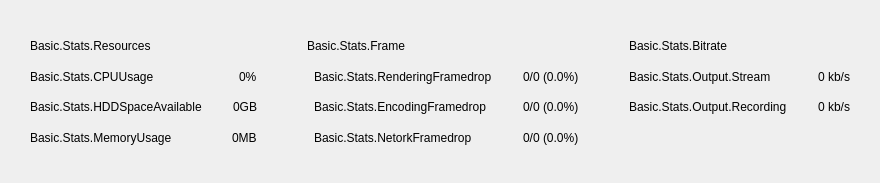
Qt form src/prism/main/forms/PLSBasicStats.ui (naver/prism-live-studio) before a commit.
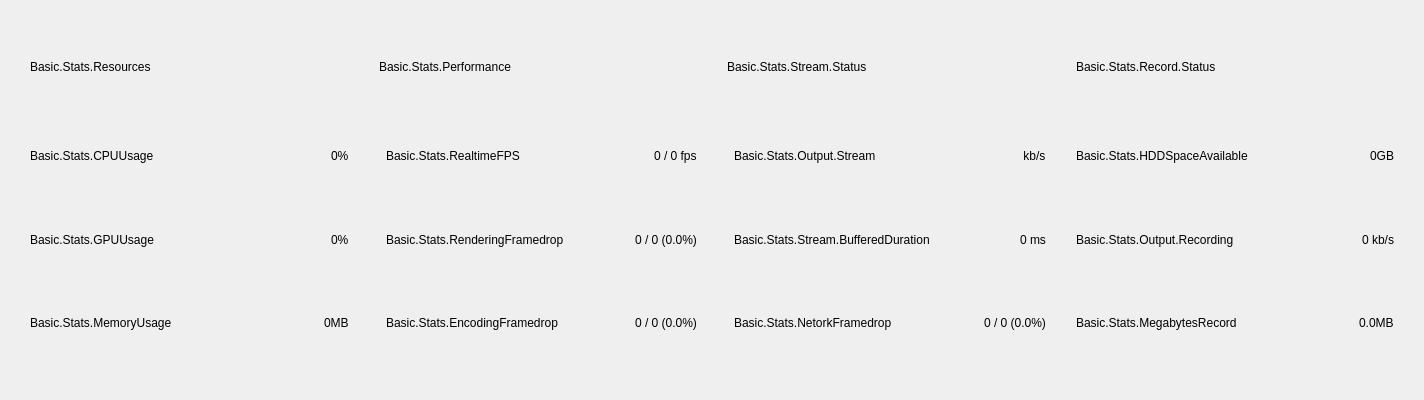
The same form after that commit.

```diff
--- a/src/prism/main/forms/PLSBasicStats.ui
+++ b/src/prism/main/forms/PLSBasicStats.ui
@@ -6,8 +6,8 @@
    <rect>
     <x>0</x>
     <y>0</y>
-    <width>880</width>
-    <height>183</height>
+    <width>1424</width>
+    <height>400</height>
    </rect>
   </property>
   <property name="windowTitle">
@@ -24,36 +24,65 @@
     <number>30</number>
    </property>
    <property name="bottomMargin">
-    <number>30</number>
+    <number>35</number>
    </property>
    <property name="horizontalSpacing">
-    <number>50</number>
+    <number>30</number>
    </property>
    <property name="verticalSpacing">
     <number>0</number>
    </property>
-   <item row="0" column="0">
-    <widget class="QLabel" name="resourcesHdr">
-     <property name="text">
-      <string>Basic.Stats.Resources</string>
+   <item row="5" column="0">
+    <layout class="QHBoxLayout" name="horizontalLayout_2">
+     <property name="spacing">
+      <number>0</number>
      </property>
-    </widget>
+     <item>
+      <widget class="QLabel" name="memoryUsageLabel">
+       <property name="text">
+        <string>Basic.Stats.MemoryUsage</string>
+       </property>
+      </widget>
+     </item>
+     <item>
+      <spacer name="horizontalSpacer_14">
+       <property name="orientation">
+        <enum>Qt::Horizontal</enum>
+       </property>
+       <property name="sizeType">
+        <enum>QSizePolicy::Minimum</enum>
+       </property>
+       <property name="sizeHint" stdset="0">
+        <size>
+         <width>10</width>
+         <height>20</height>
+        </size>
+       </property>
+      </spacer>
+     </item>
+     <item>
+      <spacer name="horizontalSpacer_6">
+       <property name="orientation">
+        <enum>Qt::Horizontal</enum>
+       </property>
+       <property name="sizeHint" stdset="0">
+        <size>
+         <width>0</width>
+         <height>20</height>
+        </size>
+       </property>
+      </spacer>
+     </item>
+     <item>
+      <widget class="QLabel" name="memoryUsage">
+       <property name="text">
+        <string>0MB</string>
+       </property>
+      </widget>
+     </item>
+    </layout>
    </item>
-   <item row="0" column="1">
-    <widget class="QLabel" name="frameHdr">
-     <property name="text">
-      <string>Basic.Stats.Frame</string>
-     </property>
-    </widget>
-   </item>
-   <item row="0" column="2">
-    <widget class="QLabel" name="bitrateHdr">
-     <property name="text">
-      <string>Basic.Stats.Bitrate</string>
-     </property>
-    </widget>
-   </item>
-   <item row="1" column="0">
+   <item row="3" column="0">
     <layout class="QHBoxLayout" name="horizontalLayout_4">
      <property name="spacing">
       <number>0</number>
@@ -65,6 +94,22 @@
        </property>
       </widget>
      </item>
+     <item>
+      <spacer name="horizontalSpacer_13">
+       <property name="orientation">
+        <enum>Qt::Horizontal</enum>
+       </property>
+       <property name="sizeType">
+        <enum>QSizePolicy::Minimum</enum>
+       </property>
+       <property name="sizeHint" stdset="0">
+        <size>
+         <width>10</width>
+         <height>20</height>
+        </size>
+       </property>
+      </spacer>
+     </item>
      <item>
       <spacer name="horizontalSpacer_4">
        <property name="orientation">
@@ -72,7 +117,7 @@
        </property>
        <property name="sizeHint" stdset="0">
         <size>
-         <width>40</width>
+         <width>0</width>
          <height>20</height>
         </size>
        </property>
@@ -87,8 +132,209 @@
      </item>
     </layout>
    </item>
+   <item row="4" column="2">
+    <layout class="QHBoxLayout" name="horizontalLayout_12">
+     <property name="spacing">
+      <number>0</number>
+     </property>
+     <item>
+      <widget class="QLabel" name="bufferedDurationState">
+       <property name="text">
+        <string/>
+       </property>
+      </widget>
+     </item>
+     <item>
+      <widget class="QLabel" name="bufferedDurationLabel">
+       <property name="text">
+        <string>Basic.Stats.Stream.BufferedDuration</string>
+       </property>
+       <property name="active" stdset="0">
+        <bool>false</bool>
+       </property>
+      </widget>
+     </item>
+     <item>
+      <spacer name="horizontalSpacer_19">
+       <property name="orientation">
+        <enum>Qt::Horizontal</enum>
+       </property>
+       <property name="sizeType">
+        <enum>QSizePolicy::Minimum</enum>
+       </property>
+       <property name="sizeHint" stdset="0">
+        <size>
+         <width>10</width>
+         <height>20</height>
+        </size>
+       </property>
+      </spacer>
+     </item>
+     <item>
+      <spacer name="horizontalSpacer_12">
+       <property name="orientation">
+        <enum>Qt::Horizontal</enum>
+       </property>
+       <property name="sizeHint" stdset="0">
+        <size>
+         <width>0</width>
+         <height>20</height>
+        </size>
+       </property>
+      </spacer>
+     </item>
+     <item>
+      <widget class="QLabel" name="bufferedDuration">
+       <property name="text">
+        <string>0 ms</string>
+       </property>
+      </widget>
+     </item>
+    </layout>
+   </item>
+   <item row="1" column="2">
+    <widget class="QWidget" name="widget_2" native="true">
+     <layout class="QVBoxLayout" name="verticalLayout_4">
+      <property name="spacing">
+       <number>0</number>
+      </property>
+      <property name="leftMargin">
+       <number>0</number>
+      </property>
+      <property name="topMargin">
+       <number>0</number>
+      </property>
+      <property name="rightMargin">
+       <number>0</number>
+      </property>
+      <property name="bottomMargin">
+       <number>10</number>
+      </property>
+      <item>
+       <widget class="QLabel" name="streamHdr">
+        <property name="text">
+         <string>Basic.Stats.Stream.Status</string>
+        </property>
+       </widget>
+      </item>
+     </layout>
+    </widget>
+   </item>
+   <item row="1" column="3">
+    <widget class="QWidget" name="widget_3" native="true">
+     <layout class="QVBoxLayout" name="verticalLayout_3">
+      <property name="spacing">
+       <number>0</number>
+      </property>
+      <property name="leftMargin">
+       <number>0</number>
+      </property>
+      <property name="topMargin">
+       <number>0</number>
+      </property>
+      <property name="rightMargin">
+       <number>0</number>
+      </property>
+      <property name="bottomMargin">
+       <number>10</number>
+      </property>
+      <item>
+       <widget class="QLabel" name="recordHdr">
+        <property name="text">
+         <string>Basic.Stats.Record.Status</string>
+        </property>
+       </widget>
+      </item>
+     </layout>
+    </widget>
+   </item>
+   <item row="5" column="1">
+    <layout class="QHBoxLayout" name="horizontalLayout_10">
+     <property name="spacing">
+      <number>0</number>
+     </property>
+     <item>
+      <widget class="QLabel" name="encodingFramedropState">
+       <property name="text">
+        <string/>
+       </property>
+      </widget>
+     </item>
+     <item>
+      <widget class="QLabel" name="encodingFramedropLabel">
+       <property name="text">
+        <string>Basic.Stats.EncodingFramedrop</string>
+       </property>
+      </widget>
+     </item>
+     <item>
+      <spacer name="horizontalSpacer_17">
+       <property name="orientation">
+        <enum>Qt::Horizontal</enum>
+       </property>
+       <property name="sizeType">
+        <enum>QSizePolicy::Minimum</enum>
+       </property>
+       <property name="sizeHint" stdset="0">
+        <size>
+         <width>10</width>
+         <height>20</height>
+        </size>
+       </property>
+      </spacer>
+     </item>
+     <item>
+      <spacer name="horizontalSpacer_10">
+       <property name="orientation">
+        <enum>Qt::Horizontal</enum>
+       </property>
+       <property name="sizeHint" stdset="0">
+        <size>
+         <width>0</width>
+         <height>20</height>
+        </size>
+       </property>
+      </spacer>
+     </item>
+     <item>
+      <widget class="QLabel" name="encodingFramedrop">
+       <property name="text">
+        <string>0 / 0 (0.0%)</string>
+       </property>
+      </widget>
+     </item>
+    </layout>
+   </item>
    <item row="1" column="1">
-    <layout class="QHBoxLayout" name="horizontalLayout_3">
+    <widget class="QWidget" name="widget" native="true">
+     <layout class="QVBoxLayout" name="verticalLayout_2">
+      <property name="spacing">
+       <number>0</number>
+      </property>
+      <property name="leftMargin">
+       <number>0</number>
+      </property>
+      <property name="topMargin">
+       <number>0</number>
+      </property>
+      <property name="rightMargin">
+       <number>0</number>
+      </property>
+      <property name="bottomMargin">
+       <number>10</number>
+      </property>
+      <item>
+       <widget class="QLabel" name="performanceHdr">
+        <property name="text">
+         <string>Basic.Stats.Performance</string>
+        </property>
+       </widget>
+      </item>
+     </layout>
+    </widget>
+   </item>
+   <item row="4" column="1">
+    <layout class="QHBoxLayout" name="horizontalLayout_5">
      <property name="spacing">
       <number>0</number>
      </property>
@@ -107,13 +353,29 @@
       </widget>
      </item>
      <item>
-      <spacer name="horizontalSpacer">
+      <spacer name="horizontalSpacer_16">
        <property name="orientation">
         <enum>Qt::Horizontal</enum>
        </property>
+       <property name="sizeType">
+        <enum>QSizePolicy::Minimum</enum>
+       </property>
        <property name="sizeHint" stdset="0">
         <size>
-         <width>40</width>
+         <width>10</width>
+         <height>20</height>
+        </size>
+       </property>
+      </spacer>
+     </item>
+     <item>
+      <spacer name="horizontalSpacer_2">
+       <property name="orientation">
+        <enum>Qt::Horizontal</enum>
+       </property>
+       <property name="sizeHint" stdset="0">
+        <size>
+         <width>0</width>
          <height>20</height>
         </size>
        </property>
@@ -122,17 +384,141 @@
      <item>
       <widget class="QLabel" name="renderingFramedrop">
        <property name="text">
-        <string>0/0 (0.0%)</string>
+        <string>0 / 0 (0.0%)</string>
        </property>
       </widget>
      </item>
     </layout>
    </item>
-   <item row="1" column="2">
-    <layout class="QHBoxLayout" name="horizontalLayout_8">
+   <item row="3" column="1">
+    <layout class="QHBoxLayout" name="horizontalLayout_3">
      <property name="spacing">
       <number>0</number>
      </property>
+     <item>
+      <widget class="QLabel" name="realtimeFramerateState">
+       <property name="text">
+        <string/>
+       </property>
+      </widget>
+     </item>
+     <item>
+      <widget class="QLabel" name="realtimeFramerateLabel">
+       <property name="text">
+        <string>Basic.Stats.RealtimeFPS</string>
+       </property>
+      </widget>
+     </item>
+     <item>
+      <spacer name="horizontalSpacer_15">
+       <property name="orientation">
+        <enum>Qt::Horizontal</enum>
+       </property>
+       <property name="sizeType">
+        <enum>QSizePolicy::Minimum</enum>
+       </property>
+       <property name="sizeHint" stdset="0">
+        <size>
+         <width>10</width>
+         <height>20</height>
+        </size>
+       </property>
+      </spacer>
+     </item>
+     <item>
+      <spacer name="horizontalSpacer">
+       <property name="orientation">
+        <enum>Qt::Horizontal</enum>
+       </property>
+       <property name="sizeHint" stdset="0">
+        <size>
+         <width>0</width>
+         <height>20</height>
+        </size>
+       </property>
+      </spacer>
+     </item>
+     <item>
+      <widget class="QLabel" name="realtimeFramerate">
+       <property name="text">
+        <string>0 / 0 fps</string>
+       </property>
+      </widget>
+     </item>
+    </layout>
+   </item>
+   <item row="5" column="2">
+    <layout class="QHBoxLayout" name="horizontalLayout_6">
+     <property name="spacing">
+      <number>0</number>
+     </property>
+     <item>
+      <widget class="QLabel" name="networkFramedropState">
+       <property name="text">
+        <string/>
+       </property>
+      </widget>
+     </item>
+     <item>
+      <widget class="QLabel" name="networkFramedropLabel">
+       <property name="text">
+        <string>Basic.Stats.NetorkFramedrop</string>
+       </property>
+       <property name="active" stdset="0">
+        <bool>false</bool>
+       </property>
+      </widget>
+     </item>
+     <item>
+      <spacer name="horizontalSpacer_3">
+       <property name="orientation">
+        <enum>Qt::Horizontal</enum>
+       </property>
+       <property name="sizeHint" stdset="0">
+        <size>
+         <width>0</width>
+         <height>20</height>
+        </size>
+       </property>
+      </spacer>
+     </item>
+     <item>
+      <spacer name="horizontalSpacer_20">
+       <property name="orientation">
+        <enum>Qt::Horizontal</enum>
+       </property>
+       <property name="sizeType">
+        <enum>QSizePolicy::Minimum</enum>
+       </property>
+       <property name="sizeHint" stdset="0">
+        <size>
+         <width>10</width>
+         <height>20</height>
+        </size>
+       </property>
+      </spacer>
+     </item>
+     <item>
+      <widget class="QLabel" name="networkFramedrop">
+       <property name="text">
+        <string>0 / 0 (0.0%)</string>
+       </property>
+      </widget>
+     </item>
+    </layout>
+   </item>
+   <item row="3" column="2">
+    <layout class="QHBoxLayout" name="horizontalLayout_9">
+     <property name="spacing">
+      <number>0</number>
+     </property>
+     <item>
+      <widget class="QLabel" name="streamBitrateState">
+       <property name="text">
+        <string/>
+       </property>
+      </widget>
+     </item>
      <item>
       <widget class="QLabel" name="streamBitrateLabel">
        <property name="text">
@@ -144,28 +530,199 @@
       </widget>
      </item>
      <item>
-      <spacer name="horizontalSpacer_7">
+      <spacer name="horizontalSpacer_18">
        <property name="orientation">
         <enum>Qt::Horizontal</enum>
        </property>
+       <property name="sizeType">
+        <enum>QSizePolicy::Minimum</enum>
+       </property>
        <property name="sizeHint" stdset="0">
         <size>
-         <width>40</width>
+         <width>10</width>
          <height>20</height>
         </size>
        </property>
       </spacer>
      </item>
+     <item>
+      <spacer name="horizontalSpacer_9">
+       <property name="orientation">
+        <enum>Qt::Horizontal</enum>
+       </property>
+       <property name="sizeHint" stdset="0">
+        <size>
+         <width>0</width>
+         <height>20</height>
+        </size>
+       </property>
+      </spacer>
+     </item>
+     <item>
+      <widget class="QLabel" name="realtimeBitrate">
+       <property name="text">
+        <string/>
+       </property>
+      </widget>
+     </item>
+     <item>
+      <widget class="QLabel" name="dynamicBitrate">
+       <property name="text">
+        <string/>
+       </property>
+      </widget>
+     </item>
+     <item>
+      <widget class="QLabel" name="desiredBitrate">
+       <property name="text">
+        <string/>
+       </property>
+      </widget>
+     </item>
      <item>
       <widget class="QLabel" name="streamBitrate">
        <property name="text">
+        <string> kb/s</string>
+       </property>
+      </widget>
+     </item>
+    </layout>
+   </item>
+   <item row="1" column="0">
+    <widget class="QWidget" name="widget_4" native="true">
+     <layout class="QVBoxLayout" name="verticalLayout">
+      <property name="spacing">
+       <number>0</number>
+      </property>
+      <property name="leftMargin">
+       <number>0</number>
+      </property>
+      <property name="topMargin">
+       <number>0</number>
+      </property>
+      <property name="rightMargin">
+       <number>0</number>
+      </property>
+      <property name="bottomMargin">
+       <number>10</number>
+      </property>
+      <item>
+       <widget class="QLabel" name="resourcesHdr">
+        <property name="text">
+         <string>Basic.Stats.Resources</string>
+        </property>
+       </widget>
+      </item>
+     </layout>
+    </widget>
+   </item>
+   <item row="5" column="3">
+    <layout class="QHBoxLayout" name="horizontalLayout_8">
+     <property name="spacing">
+      <number>0</number>
+     </property>
+     <item>
+      <widget class="QLabel" name="recordedMegabytesLabel">
+       <property name="text">
+        <string>Basic.Stats.MegabytesRecord</string>
+       </property>
+       <property name="active" stdset="0">
+        <bool>false</bool>
+       </property>
+      </widget>
+     </item>
+     <item>
+      <spacer name="horizontalSpacer_7">
+       <property name="orientation">
+        <enum>Qt::Horizontal</enum>
+       </property>
+       <property name="sizeHint" stdset="0">
+        <size>
+         <width>0</width>
+         <height>20</height>
+        </size>
+       </property>
+      </spacer>
+     </item>
+     <item>
+      <spacer name="horizontalSpacer_22">
+       <property name="orientation">
+        <enum>Qt::Horizontal</enum>
+       </property>
+       <property name="sizeType">
+        <enum>QSizePolicy::Minimum</enum>
+       </property>
+       <property name="sizeHint" stdset="0">
+        <size>
+         <width>10</width>
+         <height>20</height>
+        </size>
+       </property>
+      </spacer>
+     </item>
+     <item>
+      <widget class="QLabel" name="recordedMegabytes">
+       <property name="text">
+        <string>0.0MB</string>
+       </property>
+      </widget>
+     </item>
+    </layout>
+   </item>
+   <item row="4" column="3">
+    <layout class="QHBoxLayout" name="horizontalLayout_7">
+     <property name="spacing">
+      <number>0</number>
+     </property>
+     <item>
+      <widget class="QLabel" name="recordingBitrateLabel">
+       <property name="text">
+        <string>Basic.Stats.Output.Recording</string>
+       </property>
+       <property name="active" stdset="0">
+        <bool>false</bool>
+       </property>
+      </widget>
+     </item>
+     <item>
+      <spacer name="horizontalSpacer_8">
+       <property name="orientation">
+        <enum>Qt::Horizontal</enum>
+       </property>
+       <property name="sizeHint" stdset="0">
+        <size>
+         <width>0</width>
+         <height>20</height>
+        </size>
+       </property>
+      </spacer>
+     </item>
+     <item>
+      <spacer name="horizontalSpacer_21">
+       <property name="orientation">
+        <enum>Qt::Horizontal</enum>
+       </property>
+       <property name="sizeType">
+        <enum>QSizePolicy::Minimum</enum>
+       </property>
+       <property name="sizeHint" stdset="0">
+        <size>
+         <width>10</width>
+         <height>20</height>
+        </size>
+       </property>
+      </spacer>
+     </item>
+     <item>
+      <widget class="QLabel" name="recordingBitrate">
+       <property name="text">
         <string>0 kb/s</string>
        </property>
       </widget>
      </item>
     </layout>
    </item>
-   <item row="2" column="0">
+   <item row="3" column="3">
     <layout class="QHBoxLayout" name="horizontalLayout">
      <property name="spacing">
       <number>0</number>
@@ -177,14 +734,30 @@
        </property>
       </widget>
      </item>
+     <item>
+      <spacer name="horizontalSpacer_11">
+       <property name="orientation">
+        <enum>Qt::Horizontal</enum>
+       </property>
+       <property name="sizeHint" stdset="0">
+        <size>
+         <width>0</width>
+         <height>20</height>
+        </size>
+       </property>
+      </spacer>
+     </item>
      <item>
       <spacer name="horizontalSpacer_5">
        <property name="orientation">
         <enum>Qt::Horizontal</enum>
        </property>
+       <property name="sizeType">
+        <enum>QSizePolicy::Minimum</enum>
+       </property>
        <property name="sizeHint" stdset="0">
         <size>
-         <width>40</width>
+         <width>10</width>
          <height>20</height>
         </size>
        </property>
@@ -199,157 +772,51 @@
      </item>
     </layout>
    </item>
-   <item row="2" column="1">
-    <layout class="QHBoxLayout" name="horizontalLayout_5">
+   <item row="4" column="0">
+    <layout class="QHBoxLayout" name="horizontalLayout_11">
      <property name="spacing">
       <number>0</number>
      </property>
      <item>
-      <widget class="QLabel" name="encodingFramedropState">
+      <widget class="QLabel" name="gpuUsageLabel">
        <property name="text">
-        <string/>
+        <string>Basic.Stats.GPUUsage</string>
        </property>
       </widget>
      </item>
      <item>
-      <widget class="QLabel" name="encodingFramedropLabel">
-       <property name="text">
-        <string>Basic.Stats.EncodingFramedrop</string>
-       </property>
-      </widget>
-     </item>
-     <item>
-      <spacer name="horizontalSpacer_2">
+      <spacer name="horizontalSpacer_23">
        <property name="orientation">
         <enum>Qt::Horizontal</enum>
        </property>
-       <property name="sizeHint" stdset="0">
-        <size>
-         <width>40</width>
-         <height>20</height>
-        </size>
+       <property name="sizeType">
+        <enum>QSizePolicy::Minimum</enum>
        </property>
-      </spacer>
-     </item>
-     <item>
-      <widget class="QLabel" name="encodingFramedrop">
-       <property name="text">
-        <string>0/0 (0.0%)</string>
-       </property>
-      </widget>
-     </item>
-    </layout>
-   </item>
-   <item row="2" column="2">
-    <layout class="QHBoxLayout" name="horizontalLayout_7">
-     <property name="spacing">
-      <number>0</number>
-     </property>
-     <item>
-      <widget class="QLabel" name="recordingBitrateLabel">
-       <property name="text">
-        <string>Basic.Stats.Output.Recording</string>
-       </property>
-       <property name="active" stdset="0">
-        <bool>false</bool>
-       </property>
-      </widget>
-     </item>
-     <item>
-      <spacer name="horizontalSpacer_8">
-       <property name="orientation">
-        <enum>Qt::Horizontal</enum>
-       </property>
        <property name="sizeHint" stdset="0">
         <size>
-         <width>40</width>
+         <width>10</width>
          <height>20</height>
         </size>
        </property>
       </spacer>
      </item>
      <item>
-      <widget class="QLabel" name="recordingBitrate">
-       <property name="text">
-        <string>0 kb/s</string>
-       </property>
-      </widget>
-     </item>
-    </layout>
-   </item>
-   <item row="3" column="0">
-    <layout class="QHBoxLayout" name="horizontalLayout_2">
-     <property name="spacing">
-      <number>0</number>
-     </property>
-     <item>
-      <widget class="QLabel" name="memoryUsageLabel">
-       <property name="text">
-        <string>Basic.Stats.MemoryUsage</string>
-       </property>
-      </widget>
-     </item>
-     <item>
-      <spacer name="horizontalSpacer_6">
+      <spacer name="horizontalSpacer_24">
        <property name="orientation">
         <enum>Qt::Horizontal</enum>
        </property>
        <property name="sizeHint" stdset="0">
         <size>
-         <width>40</width>
+         <width>0</width>
          <height>20</height>
         </size>
        </property>
       </spacer>
      </item>
      <item>
-      <widget class="QLabel" name="memoryUsage">
+      <widget class="QLabel" name="gpuUsage">
        <property name="text">
-        <string>0MB</string>
-       </property>
-      </widget>
-     </item>
-    </layout>
-   </item>
-   <item row="3" column="1">
-    <layout class="QHBoxLayout" name="horizontalLayout_6">
-     <property name="spacing">
-      <number>0</number>
-     </property>
-     <item>
-      <widget class="QLabel" name="networkFramedropState">
-       <property name="text">
-        <string/>
-       </property>
-      </widget>
-     </item>
-     <item>
-      <widget class="QLabel" name="networkFramedropLabel">
-       <property name="text">
-        <string>Basic.Stats.NetorkFramedrop</string>
-       </property>
-       <property name="active" stdset="0">
-        <bool>false</bool>
-       </property>
-      </widget>
-     </item>
-     <item>
-      <spacer name="horizontalSpacer_3">
-       <property name="orientation">
-        <enum>Qt::Horizontal</enum>
-       </property>
-       <property name="sizeHint" stdset="0">
-        <size>
-         <width>40</width>
-         <height>20</height>
-        </size>
-       </property>
-      </spacer>
-     </item>
-     <item>
-      <widget class="QLabel" name="networkFramedrop">
-       <property name="text">
-        <string>0/0 (0.0%)</string>
+        <string>0%</string>
        </property>
       </widget>
      </item>
```
